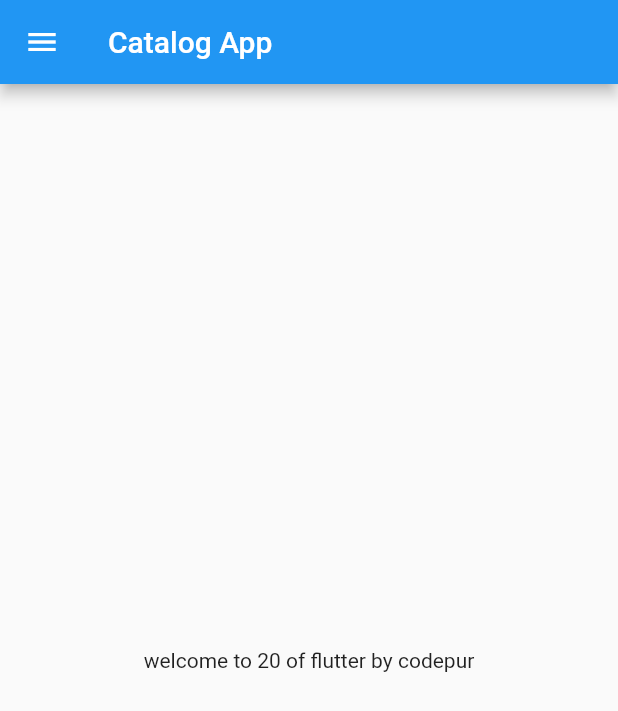
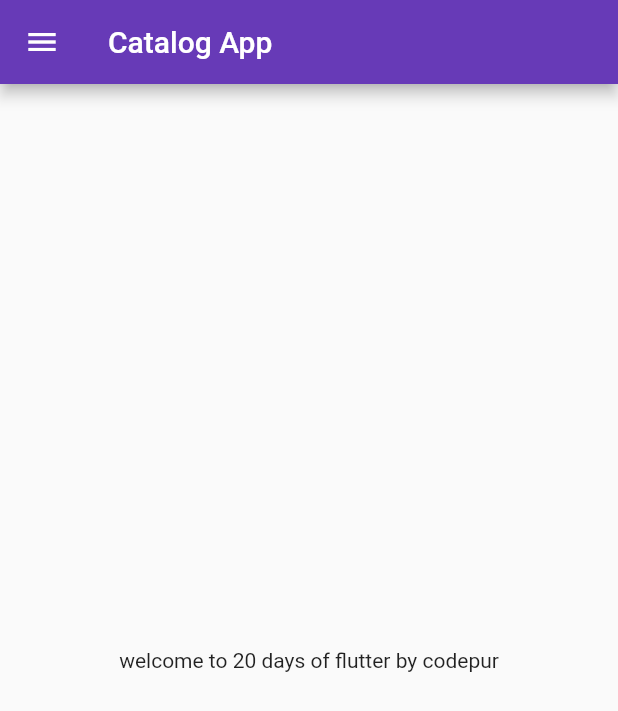
Before and after one commit to Kr1shnendu/BasicCatalogApp, a Flutter app: the screen it shows after launch, on a phone screen of 412 x 824 dp. Shown: the top 711 px of the screen. Run offline on Flutter 3.47's test engine with Material 2 defaults, Android fonts, the phone set to English and light mode, and no system bars.

Commit message:
Day 3 completed

```diff
--- a/lib/main.dart
+++ b/lib/main.dart
@@ -1,11 +1,10 @@
 import 'package:flutter/material.dart';
-import 'home_page.dart';
+import 'package:hello_world/pages/login_page.dart';
+import 'pages/home_page.dart';
 
 void main() {
   runApp(MyApp());
 }
-
-
 
 class MyApp extends StatelessWidget {
   const MyApp({super.key});
@@ -13,7 +12,18 @@ class MyApp extends StatelessWidget {
   @override
   Widget build(BuildContext context) {
     return MaterialApp(
-      home: HomePage(),
+      //home: HomePage(),
+      themeMode: ThemeMode.light,
+      theme: ThemeData(primarySwatch: Colors.deepPurple),
+      darkTheme: ThemeData(
+        brightness: Brightness.dark
+        ),
+        initialRoute: "/home",
+        routes: {
+          "/":(context) => LoginPage(),
+          "/home":(context) => HomePage(),
+          "/login":(context) => LoginPage()
+        },
     );
   }
 }
--- a/lib/home_page.dart
+++ b/lib/pages/home_page.dart
@@ -13,10 +13,10 @@ class HomePage extends StatelessWidget {
       ),
       body: Center(
         child: Container(
-          child: Text("welcome to $days of flutter by $name"),
+          child: Text("welcome to $days days of flutter by $name"),
             ),
           ),
-          drawer: Drawer(),
+      drawer: Drawer(),
     );
   }
 
--- a/lib/tempCodeRunnerFile.dart
+++ /dev/null
@@ -1 +0,0 @@
-MyApp()
```
Also changed, not shown: lib/pages/login_page.dart (added, +21 -0 lines).
